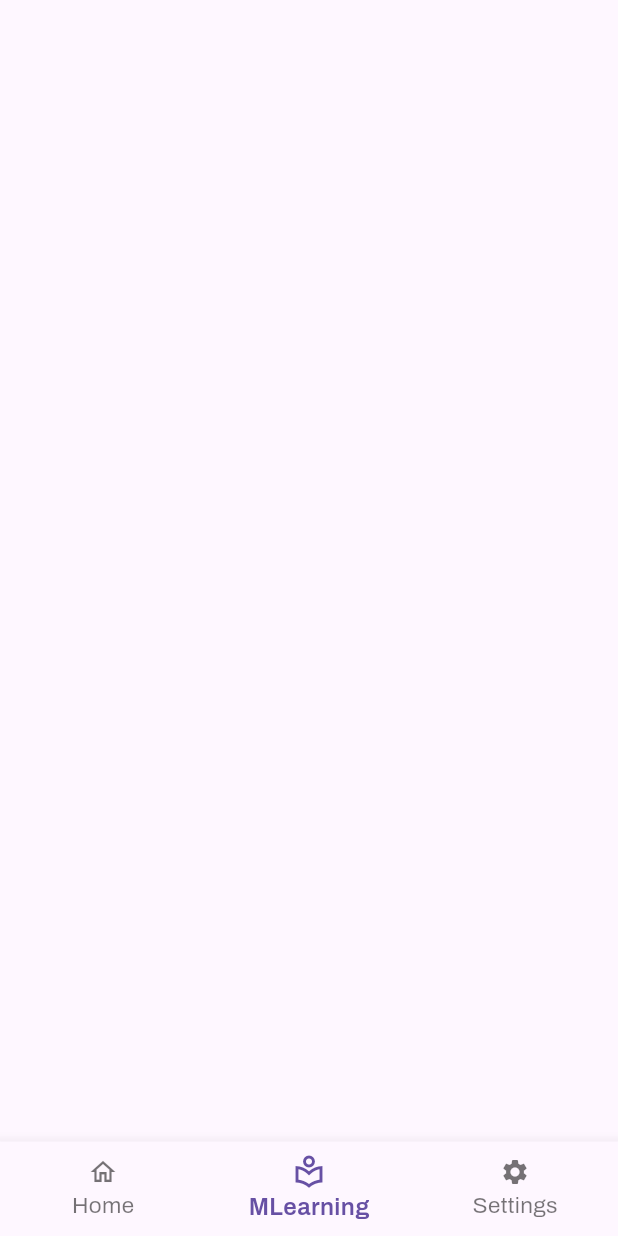
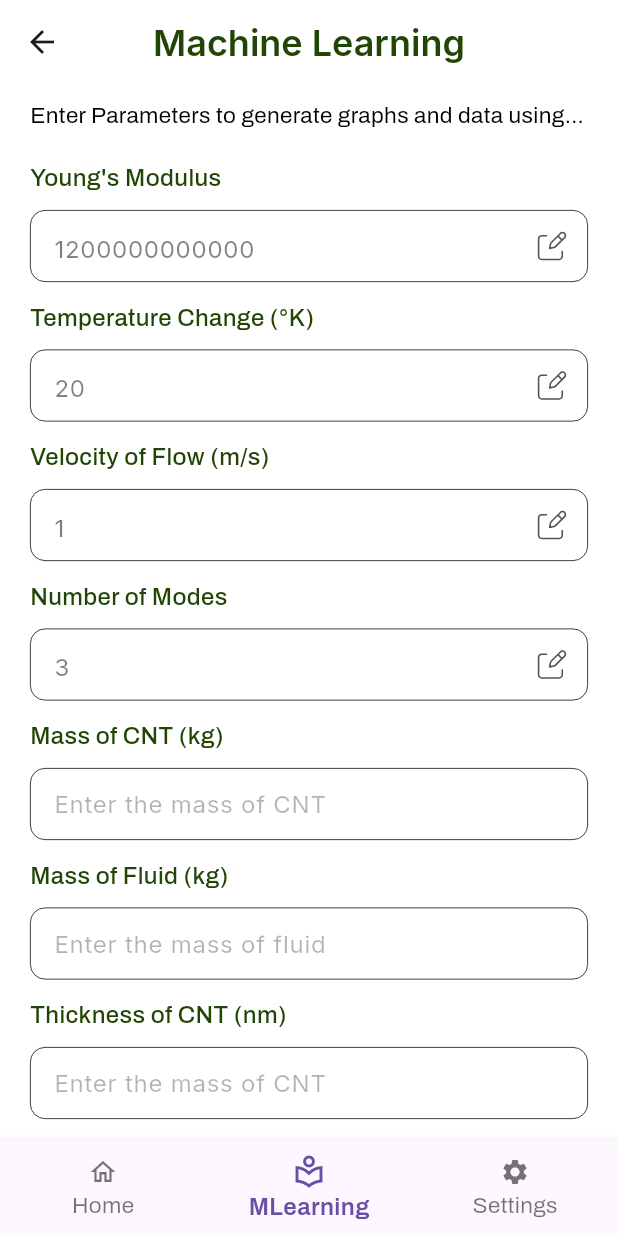
Before and after one commit to jonyoung123/CNT_Mobile, a Flutter app: the CNTNavigation screen opened by its route, item 2 of the bottom bar chosen, on a phone screen of 412 x 824 dp. Run offline on Flutter 3.47's test engine with Material 3 defaults, Android fonts, the phone set to English and light mode, and no system bars; our stand-ins replace fl_chart, flutter_riverpod, flutter_svg, google_fonts, timeline_tile.

Commit message:
worked on other screens

```diff
--- a/lib/src/features/history/view/view.dart
+++ b/lib/src/features/history/view/view.dart
@@ -1 +1,2 @@
 export 'history.dart';
+export 'test2.dart';
--- a/lib/src/features/home/view_model/controller.dart
+++ b/lib/src/features/home/view_model/controller.dart
@@ -1,4 +1,6 @@
 import 'package:cnt_mobile/src/features/home/home.dart';
+import 'package:cnt_mobile/src/features/machine_learning/view/view.dart';
+import 'package:cnt_mobile/src/features/settings/view/view.dart';
 import 'package:flutter/material.dart';
 import 'package:flutter_riverpod/flutter_riverpod.dart';
 
@@ -10,8 +12,8 @@ class NavigationNotifier extends StateNotifier<int> {
   NavigationNotifier() : super(0);
   List<Widget> navigationScreens = [
     const HomePage(),
-    Container(),
-    Container(),
+    const ProjectDataScreen(isNavigation: true),
+    const ProjectSettingsScreen(),
   ];
 
   void selectedIndex(int index) {
--- /dev/null
+++ b/lib/src/features/machine_learning/view/data_screen.dart
@@ -0,0 +1,149 @@
+import 'package:cnt_mobile/src/features/machine_learning/view_model/field_controller.dart';
+import 'package:cnt_mobile/src/utils/components/components.dart';
+import 'package:cnt_mobile/src/utils/constants/constant.dart';
+import 'package:cnt_mobile/src/utils/extensions/string_extensions.dart';
+import 'package:flutter/material.dart';
+import 'package:flutter/widgets.dart';
+import 'package:flutter_riverpod/flutter_riverpod.dart';
+
+class ProjectDataScreen extends StatefulWidget {
+  const ProjectDataScreen({super.key, this.isNavigation = false});
+  final bool isNavigation;
+
+  @override
+  State<ProjectDataScreen> createState() => _ProjectDataScreenState();
+}
+
+class _ProjectDataScreenState extends State<ProjectDataScreen> {
+  TextEditingController modulusController = TextEditingController(text: "1200000000000");
+  TextEditingController temperatureController = TextEditingController(text: "20");
+  TextEditingController velocityController = TextEditingController(text: "1");
+  TextEditingController modesController = TextEditingController(text: "3");
+  TextEditingController thicknessController = TextEditingController();
+  TextEditingController diameterController = TextEditingController();
+  TextEditingController lengthController = TextEditingController();
+  TextEditingController cntMassController = TextEditingController();
+  TextEditingController fluidMassController = TextEditingController();
+  TextEditingController displacementController = TextEditingController();
+
+  @override
+  Widget build(BuildContext context) {
+    return Scaffold(
+      backgroundColor: AppColors.white,
+      appBar: AppBar(
+        backgroundColor: AppColors.white,
+        centerTitle: true,
+        title: Text(
+          "Machine Learning",
+          style: AppTextStyle.appBarStyle,
+        ),
+        leading: widget.isNavigation ? null : const LeadingIcon(),
+      ),
+      body: Consumer(builder: (_, ref, __) {
+        return SafeArea(
+          child: SingleChildScrollView(
+            child: Padding(
+              padding: const EdgeInsets.symmetric(horizontal: 20),
+              child: Column(
+                crossAxisAlignment: CrossAxisAlignment.start,
+                children: [
+                  // "Machine Learning".textStyled(
+                  //   fontSize: 24,
+                  //   fontWeight: FontWeight.w500,
+                  //   color: AppColors.brown100,
+                  // ),
+                  const SizedBox(height: 10),
+                  "Enter Parameters to generate graphs and data using the Machine Learning model".textStyled(
+                    fontSize: 15,
+                  ),
+                  const SizedBox(height: 20),
+                  CustomTextField(
+                    label: "Young's Modulus",
+                    readOnly: ref.watch(fieldProvider).readModulus,
+                    controller: modulusController,
+                    suffixIcon: FieldEditWidget(
+                      edit: !ref.watch(fieldProvider).readModulus,
+                      onTap: ref.read(fieldProvider.notifier).setModulus,
+                    ),
+                  ),
+                  const SizedBox(height: 12),
+                  CustomTextField(
+                    label: "Temperature Change (°K)",
+                    readOnly: ref.watch(fieldProvider).readTemperature,
+                    controller: temperatureController,
+                    suffixIcon: FieldEditWidget(
+                      edit: !ref.watch(fieldProvider).readTemperature,
+                      onTap: ref.read(fieldProvider.notifier).setTemperature,
+                    ),
+                  ),
+                  const SizedBox(height: 12),
+                  CustomTextField(
+                    label: "Velocity of Flow (m/s)",
+                    readOnly: ref.watch(fieldProvider).readVelocity,
+                    controller: velocityController,
+                    suffixIcon: FieldEditWidget(
+                      edit: !ref.watch(fieldProvider).readVelocity,
+                      onTap: ref.read(fieldProvider.notifier).setVelocity,
+                    ),
+                  ),
+                  const SizedBox(height: 12),
+                  CustomTextField(
+                    label: "Number of Modes",
+                    readOnly: ref.watch(fieldProvider).readModes,
+                    controller: modesController,
+                    suffixIcon: FieldEditWidget(
+                      edit: !ref.watch(fieldProvider).readModes,
+                      onTap: ref.read(fieldProvider.notifier).setModes,
+                    ),
+                  ),
+                  const SizedBox(height: 12),
+                  CustomTextField(
+                    label: "Mass of CNT (kg)",
+                    controller: cntMassController,
+                    hintText: "Enter the mass of CNT",
+                  ),
+                  const SizedBox(height: 12),
+                  CustomTextField(
+                    label: "Mass of Fluid (kg)",
+                    controller: fluidMassController,
+                    hintText: "Enter the mass of fluid",
+                  ),
+                  const SizedBox(height: 12),
+                  CustomTextField(
+                    label: "Thickness of CNT (nm)",
+                    controller: cntMassController,
+                    hintText: "Enter the mass of CNT",
+                  ),
+                  const SizedBox(height: 12),
+                  CustomTextField(
+                    label: "Outer Diameter (nm)",
+                    controller: diameterController,
+                    hintText: "Enter the outer diameter of CNT",
+                  ),
+                  const SizedBox(height: 12),
+                  CustomTextField(
+                    label: "Length of CNT (nm)",
+                    controller: lengthController,
+                    hintText: "Enter the length of CNT",
+                  ),
+                  const SizedBox(height: 12),
+                  CustomTextField(
+                    label: "Initial Displacement of CNT (nm)",
+                    controller: displacementController,
+                    hintText: "Enter the initial displacement of CNT",
+                  ),
+                  const SizedBox(height: 30),
+                  BlackButton(
+                    label: "Generate",
+                    onPressed: () {},
+                  ),
+                  const SizedBox(height: 30)
+                ],
+              ),
+            ),
+          ),
+        );
+      }),
+    );
+  }
+}
--- a/lib/src/features/machine_learning/view/view.dart
+++ b/lib/src/features/machine_learning/view/view.dart
@@ -0,0 +1 @@
+export 'data_screen.dart';
--- a/lib/src/features/settings/view/view.dart
+++ b/lib/src/features/settings/view/view.dart
@@ -0,0 +1 @@
+export 'settings_screen.dart';
--- a/lib/src/utils/components/buttons/black_button.dart
+++ b/lib/src/utils/components/buttons/black_button.dart
@@ -13,7 +13,9 @@ class BlackButton extends StatelessWidget {
 
   @override
   Widget build(BuildContext context) {
-    return TextButton(
+    return SizedBox(
+      width: double.infinity,
+      child: TextButton(
         onPressed: onPressed,
         onLongPress: onPressed,
         style: TextButton.styleFrom(
@@ -27,6 +29,7 @@ class BlackButton extends StatelessWidget {
           color: AppColors.green100,
           fontWeight: FontWeight.w500,
         ),
+      ),
     );
   }
 }
--- a/lib/src/utils/components/components.dart
+++ b/lib/src/utils/components/components.dart
@@ -1,4 +1,9 @@
 export 'buttons/black_button.dart';
 export 'buttons/white_button.dart';
 
+export 'text_field/custom_field.dart';
+
 export 'widgets/leading_icon.dart';
+export 'widgets/field_edit.dart';
+export 'widgets/setting_row.dart';
+export 'widgets/divider.dart';
--- /dev/null
+++ b/lib/src/utils/components/text_field/custom_field.dart
@@ -0,0 +1,120 @@
+import 'package:cnt_mobile/src/utils/constants/colors.dart';
+import 'package:cnt_mobile/src/utils/extensions/string_extensions.dart';
+import 'package:flutter/material.dart';
+import 'package:flutter/services.dart';
+import 'package:google_fonts/google_fonts.dart';
+
+class CustomTextField extends StatelessWidget {
+  const CustomTextField({
+    super.key,
+    this.label = "",
+    this.hasLabel = true,
+    this.readOnly = false,
+    this.controller,
+    this.validator,
+    this.onTap,
+    this.autovalidateMode = AutovalidateMode.onUserInteraction,
+    this.keyboardType,
+    this.style,
+    this.inputFormatters,
+    this.prefixIcon,
+    this.maxLength,
+    this.obscureText = false,
+    this.suffixIcon,
+    this.hintText = "",
+    this.textInputAction = TextInputAction.done,
+    this.maxLines = 1,
+    this.minLines = 1,
+    this.onChanged,
+    this.onFieldSubmitted,
+    this.isView = true,
+  });
+  final bool? isView;
+  final bool hasLabel;
+  final String label;
+  final bool readOnly;
+  final TextEditingController? controller;
+  final TextStyle? style;
+  final bool obscureText;
+  final Widget? suffixIcon;
+  final Widget? prefixIcon;
+  final AutovalidateMode autovalidateMode;
+  final List<TextInputFormatter>? inputFormatters;
+  final TextInputType? keyboardType;
+  final int? maxLength;
+  final TextInputAction? textInputAction;
+  final int? maxLines;
+  final int? minLines;
+  final String hintText;
+  final GestureTapCallback? onTap;
+  final ValueChanged<String>? onChanged;
+  final ValueChanged<String>? onFieldSubmitted;
+  final FormFieldValidator<String>? validator;
+
+  @override
+  Widget build(BuildContext context) {
+    return Column(
+      crossAxisAlignment: CrossAxisAlignment.start,
+      children: [
+        Container(
+          child: !hasLabel
+              ? null
+              : label.textStyled(
+                  fontWeight: FontWeight.w500,
+                  fontSize: 16,
+                  color: AppColors.brown100,
+                ),
+        ),
+        SizedBox(height: hasLabel ? 10 : 0),
+        TextFormField(
+          autovalidateMode: autovalidateMode,
+          validator: validator,
+          controller: controller,
+          readOnly: readOnly,
+          onFieldSubmitted: onFieldSubmitted,
+          style: TextStyle(
+              color: readOnly ? AppColors.black.withOpacity(0.5) : AppColors.black,
+              fontSize: 16,
+              fontFamily: GoogleFonts.inter().fontFamily,
+              fontWeight: FontWeight.w400),
+          maxLength: maxLength,
+          maxLines: maxLines,
+          minLines: minLines,
+          cursorColor: Theme.of(context).colorScheme.primary,
+          inputFormatters: inputFormatters,
+          obscureText: obscureText,
+          obscuringCharacter: "*",
+          keyboardType: keyboardType ?? const TextInputType.numberWithOptions(decimal: true, signed: true),
+          textInputAction: textInputAction,
+          onChanged: onChanged,
+          onTap: onTap,
+          decoration: InputDecoration(
+            isDense: true,
+            filled: true,
+            suffixIcon: suffixIcon,
+            prefixIcon: prefixIcon,
+            hintText: hintText,
+            hintStyle:
+                TextStyle(color: AppColors.black.withOpacity(0.3), fontSize: 16, fontFamily: GoogleFonts.inter().fontFamily, fontWeight: FontWeight.w400),
+            fillColor: AppColors.white,
+            focusedBorder: OutlineInputBorder(borderRadius: BorderRadius.circular(10.0), borderSide: const BorderSide(color: AppColors.black, width: 0.5)),
+            focusedErrorBorder: OutlineInputBorder(
+              borderRadius: BorderRadius.circular(10.0),
+              borderSide: const BorderSide(
+                color: Colors.redAccent,
+              ),
+            ),
+            errorBorder: OutlineInputBorder(
+              borderRadius: BorderRadius.circular(10.0),
+              borderSide: const BorderSide(
+                color: Colors.redAccent,
+              ),
+            ),
+            enabledBorder: OutlineInputBorder(borderRadius: BorderRadius.circular(10.0), borderSide: const BorderSide(color: AppColors.black, width: 0.5)),
+            disabledBorder: OutlineInputBorder(borderRadius: BorderRadius.circular(10.0), borderSide: const BorderSide(color: AppColors.black, width: 0.5)),
+          ),
+        )
+      ],
+    );
+  }
+}
--- /dev/null
+++ b/lib/src/utils/components/widgets/field_edit.dart
@@ -0,0 +1,33 @@
+import 'package:cnt_mobile/src/utils/constants/constant.dart';
+import 'package:flutter/material.dart';
+import 'package:flutter_svg/svg.dart';
+
+class FieldEditWidget extends StatelessWidget {
+  const FieldEditWidget({
+    super.key,
+    this.edit = false,
+    this.onTap,
+  });
+  final bool edit;
+  final VoidCallback? onTap;
+
+  @override
+  Widget build(BuildContext context) {
+    return GestureDetector(
+      onTap: onTap,
+      child: Padding(
+        padding: const EdgeInsets.symmetric(horizontal: 14, vertical: 14),
+        child: edit
+            ? const Icon(
+                Icons.close,
+                size: 22,
+              )
+            : SvgPicture.asset(
+                AppImages.editIcon,
+                height: 18,
+                width: 18,
+              ),
+      ),
+    );
+  }
+}
--- a/lib/src/utils/constants/images.dart
+++ b/lib/src/utils/constants/images.dart
@@ -2,4 +2,6 @@ class AppImages {
   static const String swcnt = "assets/swcnt.jpeg";
   static const String swcntImage = "assets/swcnt_image.png";
   static const String overviewImage = "assets/overview.png";
+
+  static const String editIcon = "assets/edit_icon.svg";
 }
```
Also changed, not shown: lib/src/features/history/view/test2.dart (+37 -29 lines), lib/src/features/home/view/home_page.dart (+3 -4 lines), lib/src/features/machine_learning/view_model/field_controller.dart (added, +44 -0 lines), lib/src/features/settings/view/settings_screen.dart (added, +64 -0 lines), lib/src/features/settings/view_model/toggle_notifier.dart (added, +13 -0 lines), lib/src/utils/components/buttons/switch_button.dart (added, +33 -0 lines), lib/src/utils/components/widgets/divider.dart (added, +21 -0 lines), lib/src/utils/components/widgets/setting_row.dart (added, +39 -0 lines), pubspec.yaml (+1 -23 lines), assets/edit_icon.svg (added), pubspec.lock. Lines whose indentation alone changed are shown as unchanged.
